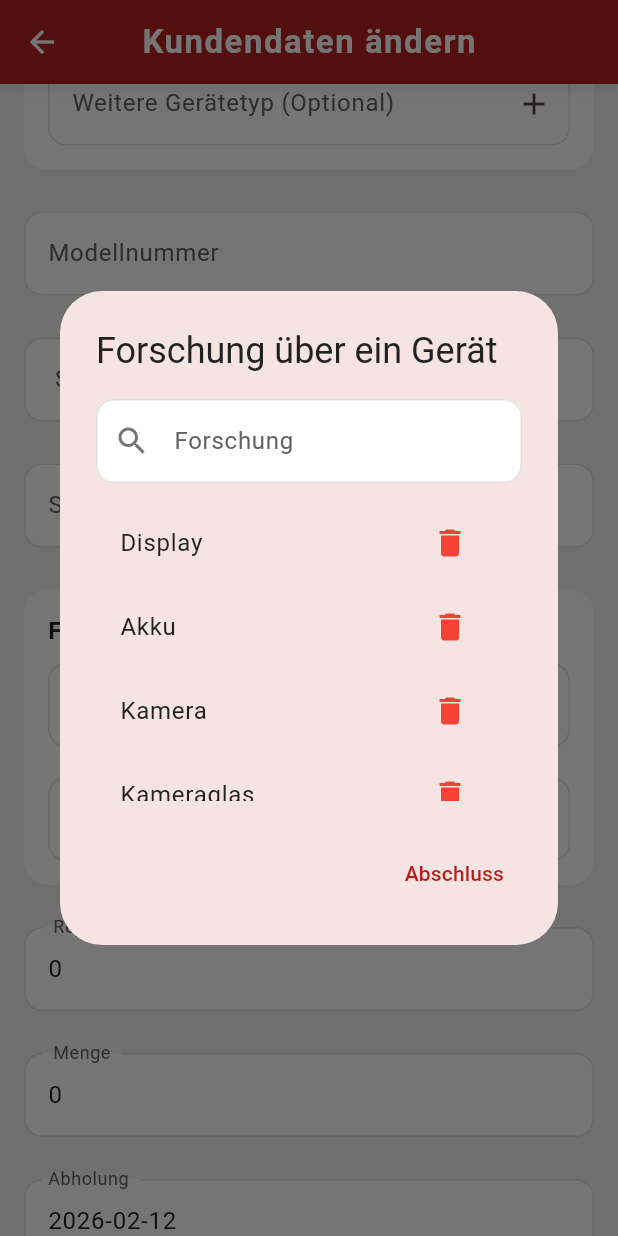
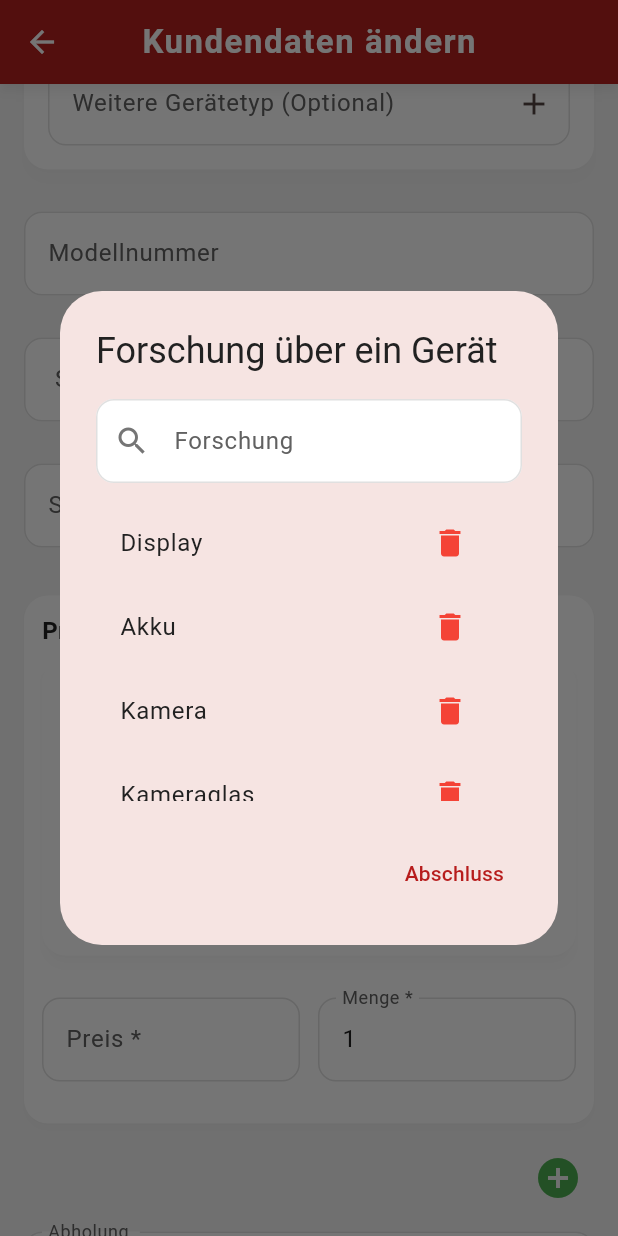
Before and after one commit to shenouda54/handy_notfall, a Flutter app: the EditCustomerScreen screen opened directly with empty values, scrolled down 576 dp, after a tap on the "search" icon, on a phone screen of 412 x 824 dp. Run offline on Flutter 3.47's test engine with Material 3 defaults, Android fonts, the phone set to English and light mode, and no system bars; our stand-ins replace cloud_firestore, firebase_auth, firebase_core, open_file, permission_handler, shared_preferences; missing offline and left inert: flutter_email_sender; accounts and stored records are empty.

Commit message:
edit problem

```diff
--- /dev/null
+++ b/lib/core/widgets/defect_card.dart
@@ -0,0 +1,109 @@
+import 'package:flutter/material.dart';
+import 'package:handy_notfall/core/widgets/custom_input_field.dart';
+import 'package:handy_notfall/core/widgets/issue_selection.dart';
+
+// Helper class to manage state for each defect card
+class DefectCardState {
+  final List<String> selectedIssues = [];
+  final TextEditingController priceController = TextEditingController();
+  final TextEditingController quantityController = TextEditingController(text: '1');
+}
+
+class DefectCard extends StatefulWidget {
+  final int index;
+  final DefectCardState cardState;
+  final List<String> issueOptions;
+  final TextEditingController customIssueController;
+  final VoidCallback onDelete;
+  final Function(String) onAddIssue;
+  final Function(String) onRemoveIssue;
+  final bool isLocked;
+  final bool showDelete;
+
+  const DefectCard({
+    super.key,
+    required this.index,
+    required this.cardState,
+    required this.issueOptions,
+    required this.customIssueController,
+    required this.onDelete,
+    required this.onAddIssue,
+    required this.onRemoveIssue,
+    this.isLocked = false,
+    this.showDelete = true,
+  });
+
+  @override
+  State<DefectCard> createState() => _DefectCardState();
+}
+
+class _DefectCardState extends State<DefectCard> {
+  @override
+  Widget build(BuildContext context) {
+    return Card(
+      elevation: 2,
+      margin: const EdgeInsets.symmetric(vertical: 4),
+      child: Padding(
+        padding: const EdgeInsets.all(12.0),
+        child: Column(
+          crossAxisAlignment: CrossAxisAlignment.start,
+          children: [
+            Row(
+              mainAxisAlignment: MainAxisAlignment.spaceBetween,
+              children: [
+                Text(
+                  'Problem ${widget.index + 1}',
+                  style: const TextStyle(fontSize: 16, fontWeight: FontWeight.bold),
+                ),
+                if (widget.showDelete)
+                  IconButton(
+                    icon: const Icon(Icons.delete, color: Colors.red),
+                    onPressed: widget.isLocked ? null : widget.onDelete,
+                  ),
+              ],
+            ),
+            const SizedBox(height: 8),
+            // Issue Selection
+            IssueSelection(
+              issueOptions: widget.issueOptions,
+              selectedIssues: widget.cardState.selectedIssues,
+              customIssueController: widget.customIssueController,
+              onAddIssue: (issue) {
+                if (widget.isLocked) return;
+                widget.onAddIssue(issue);
+              },
+              onRemoveIssue: (issue) {
+                if (widget.isLocked) return;
+                widget.onRemoveIssue(issue);
+              },
+              enabled: !widget.isLocked,
+            ),
+            const SizedBox(height: 12),
+            // Price and Quantity in a Row
+            Row(
+              children: [
+                Expanded(
+                  child: CustomInputField(
+                    controller: widget.cardState.priceController,
+                    label: 'Preis *',
+                    keyboardType: TextInputType.number,
+                    enabled: !widget.isLocked,
+                  ),
+                ),
+                const SizedBox(width: 12),
+                Expanded(
+                  child: CustomInputField(
+                    controller: widget.cardState.quantityController,
+                    label: 'Menge *',
+                    keyboardType: TextInputType.number,
+                    enabled: !widget.isLocked,
+                  ),
+                ),
+              ],
+            ),
+          ],
+        ),
+      ),
+    );
+  }
+}
--- a/lib/features/presentation/pages/edit_customer_screen.dart
+++ b/lib/features/presentation/pages/edit_customer_screen.dart
@@ -4,6 +4,7 @@ import 'package:handy_notfall/core/widgets/custom_input_field.dart';
 import 'package:handy_notfall/core/widgets/date_picker_field.dart';
 import 'package:handy_notfall/core/widgets/issue_selection.dart';
 import 'package:handy_notfall/core/widgets/device_type_selection.dart';
+import 'package:handy_notfall/core/widgets/defect_card.dart';
 import 'package:intl/intl.dart';
 
 class EditCustomerScreen extends StatefulWidget {
@@ -20,8 +21,6 @@ class _EditCustomerScreenState extends State<EditCustomerScreen> {
   final TextEditingController modelController = TextEditingController();
   final TextEditingController serialNumberController = TextEditingController();
   final TextEditingController pinCodeController = TextEditingController();
-  final TextEditingController repairPriceController = TextEditingController();
-  final TextEditingController quantityController = TextEditingController();
   final TextEditingController startDateController = TextEditingController();
   final TextEditingController endDateController = TextEditingController();
   final TextEditingController customIssueController = TextEditingController();
@@ -33,7 +32,9 @@ class _EditCustomerScreenState extends State<EditCustomerScreen> {
   final TextEditingController emailController = TextEditingController();
 
   List<String> selectedDeviceTypes = [];
-  List<String> selectedIssues = [];
+
+  // Dynamic list for defect cards
+  List<DefectCardState> defectCards = [];
   bool isLocked = false;
 
   final List<String> deviceTypes = [
@@ -80,16 +81,53 @@ class _EditCustomerScreenState extends State<EditCustomerScreen> {
         modelController.text = data['deviceModel'] ?? '';
         serialNumberController.text = data['serialNumber'] ?? '';
         pinCodeController.text = data['pinCode'] ?? '';
-        repairPriceController.text = data['price'].toString();
-        quantityController.text = (data['quantity'] ?? 1).toString();
+
         selectedDeviceTypes = (data['deviceType'] as String)
             .split(', ')
             .where((e) => e.isNotEmpty)
             .toList();
-        selectedIssues = (data['issue'] as String)
-            .split(', ')
-            .where((e) => e.isNotEmpty)
-            .toList();
+
+        // Load defects and populate cards
+        defectCards.clear();
+        if (data['defects'] != null && data['defects'] is List) {
+          var defectsList = (data['defects'] as List);
+          for (var item in defectsList) {
+            var defectMap = item as Map<String, dynamic>;
+            var card = DefectCardState();
+
+            // Set issues
+            String issueStr = defectMap['issue'] ?? '';
+            if (issueStr.isNotEmpty) {
+              card.selectedIssues.addAll(
+                issueStr.split(', ').where((e) => e.isNotEmpty)
+              );
+            }
+
+            // Set price and quantity
+            card.priceController.text = (defectMap['price'] ?? 0).toString();
+            card.quantityController.text = (defectMap['quantity'] ?? 1).toString();
+
+            defectCards.add(card);
+          }
+        } else {
+          // Fallback for old data structure
+          var card = DefectCardState();
+          String issueStr = data['issue'] ?? '';
+          if (issueStr.isNotEmpty) {
+            card.selectedIssues.addAll(
+              issueStr.split(', ').where((e) => e.isNotEmpty)
+            );
+          }
+          card.priceController.text = (data['price'] ?? 0).toString();
+          card.quantityController.text = (data['quantity'] ?? 1).toString();
+          defectCards.add(card);
+        }
+
+        // Ensure at least one card exists
+        if (defectCards.isEmpty) {
+          defectCards.add(DefectCardState());
+        }
+
         startDateController.text = DateFormat('yyyy-MM-dd')
             .format((data['startDate'] as Timestamp).toDate());
         endDateController.text = DateFormat('yyyy-MM-dd')
@@ -120,6 +158,20 @@ class _EditCustomerScreenState extends State<EditCustomerScreen> {
     }
 
     try {
+      // Collect defects from all cards
+      List<Map<String, dynamic>> defectsData = defectCards.map((card) {
+        return {
+          'issue': card.selectedIssues.join(', '),
+          'price': int.tryParse(card.priceController.text.trim()) ?? 0,
+          'quantity': int.tryParse(card.quantityController.text.trim()) ?? 1,
+        };
+      }).toList();
+
+      // For backward compatibility, use the first defect's data
+      var firstDefect = defectsData.isNotEmpty
+          ? defectsData.first
+          : {'issue': '', 'price': 0, 'quantity': 1};
+
       await FirebaseFirestore.instance
           .collection('Customers')
           .doc(widget.customerId)
@@ -133,9 +185,11 @@ class _EditCustomerScreenState extends State<EditCustomerScreen> {
         'deviceModel': modelController.text.trim(),
         'serialNumber': serialNumberController.text.trim(),
         'pinCode': pinCodeController.text.trim(),
-        'issue': selectedIssues.join(', '),
-        'price': int.tryParse(repairPriceController.text.trim()) ?? 0,
-        'quantity': int.tryParse(quantityController.text.trim()) ?? 1,
+        'defects': defectsData,
+        // Keep backward compatibility
+        'issue': firstDefect['issue'],
+        'price': firstDefect['price'],
+        'quantity': firstDefect['quantity'],
         'startDate': Timestamp.fromDate(DateFormat('yyyy-MM-dd').parse(startDateController.text)),
         'endDate': Timestamp.fromDate(DateFormat('yyyy-MM-dd').parse(endDateController.text)),
       });
@@ -231,36 +285,53 @@ class _EditCustomerScreenState extends State<EditCustomerScreen> {
               const SizedBox(height: 12),
               CustomInputField(controller: pinCodeController, label: "Speer/Pin Code", enabled: !isLocked),
               const SizedBox(height: 12),
-              IssueSelection(
+              // Defect Cards Section
+              ...defectCards.asMap().entries.map((entry) {
+                int index = entry.key;
+                DefectCardState card = entry.value;
+                return Column(
+                  children: [
+                    DefectCard(
+                      index: index,
+                      cardState: card,
                       issueOptions: issueOptions,
-                selectedIssues: selectedIssues,
                       customIssueController: customIssueController,
+                      isLocked: isLocked,
+                      showDelete: defectCards.length > 1,
+                      onDelete: () {
+                          setState(() {
+                            defectCards.removeAt(index);
+                          });
+                      },
                       onAddIssue: (issue) {
                           setState(() {
-                    if (!selectedIssues.contains(issue)) selectedIssues.add(issue);
+                            if (!card.selectedIssues.contains(issue)) {
+                              card.selectedIssues.add(issue);
+                            }
                           });
                       },
                       onRemoveIssue: (issue) {
+                          setState(() {
+                            card.selectedIssues.remove(issue);
+                          });
+                      },
+                    ),
+                    const SizedBox(height: 8.0),
+                  ],
+                );
+              }).toList(),
+              // Add button
+              Align(
+                alignment: Alignment.centerRight,
+                child: IconButton(
+                  icon: const Icon(Icons.add_circle, color: Colors.green, size: 32),
+                  onPressed: () {
                     if (isLocked) return;
                     setState(() {
-                    selectedIssues.remove(issue);
+                      defectCards.add(DefectCardState());
                     });
                   },
-                enabled: !isLocked, // Add enabled prop to IssueSelection
                 ),
-              const SizedBox(height: 12),
-              CustomInputField(
-                controller: repairPriceController,
-                label: ' Reparatur Preis ',
-                keyboardType: TextInputType.number,
-                enabled: !isLocked,
-              ),
-              const SizedBox(height: 12),
-              CustomInputField(
-                controller: quantityController,
-                label: ' Menge ',
-                keyboardType: TextInputType.number,
-                enabled: !isLocked,
               ),
               const SizedBox(height: 12),
               DatePickerField(controller: endDateController, label: 'Abholung ', enabled: !isLocked),
```
Also changed, not shown: lib/data/datasources/print_pdf/rechnung_number/view_model/rechnung_numbering_logic.dart (added, +108 -0 lines), lib/features/domain/entities/defect_item.dart (added, +27 -0 lines). Lines whose indentation alone changed are shown as unchanged.
